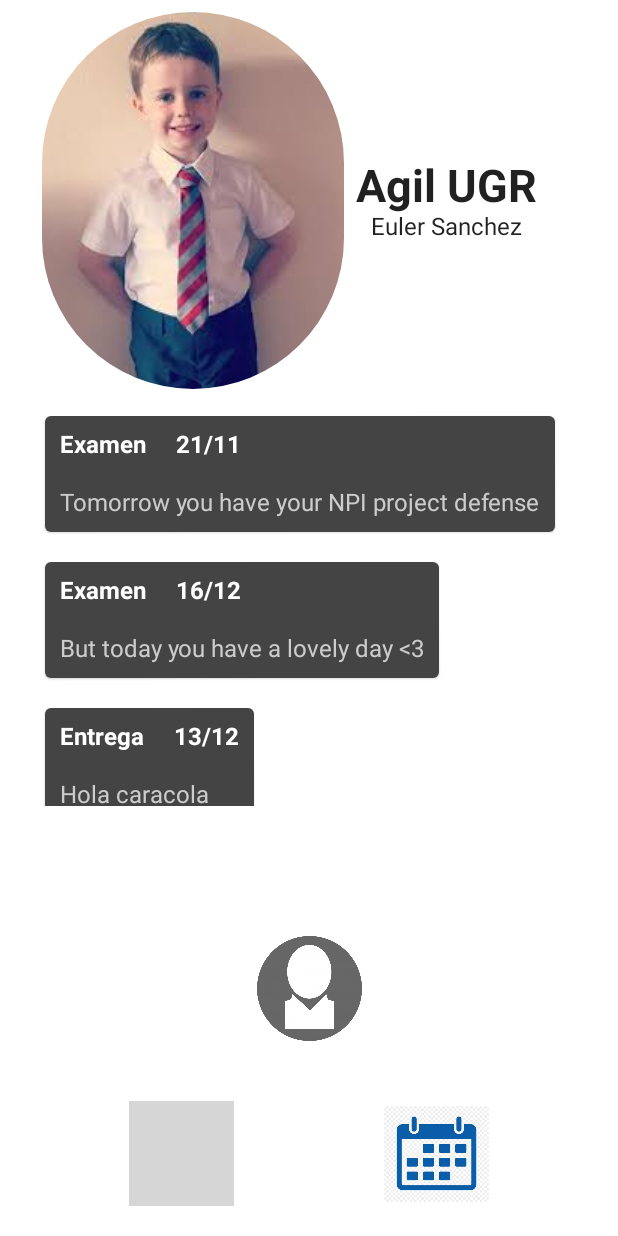
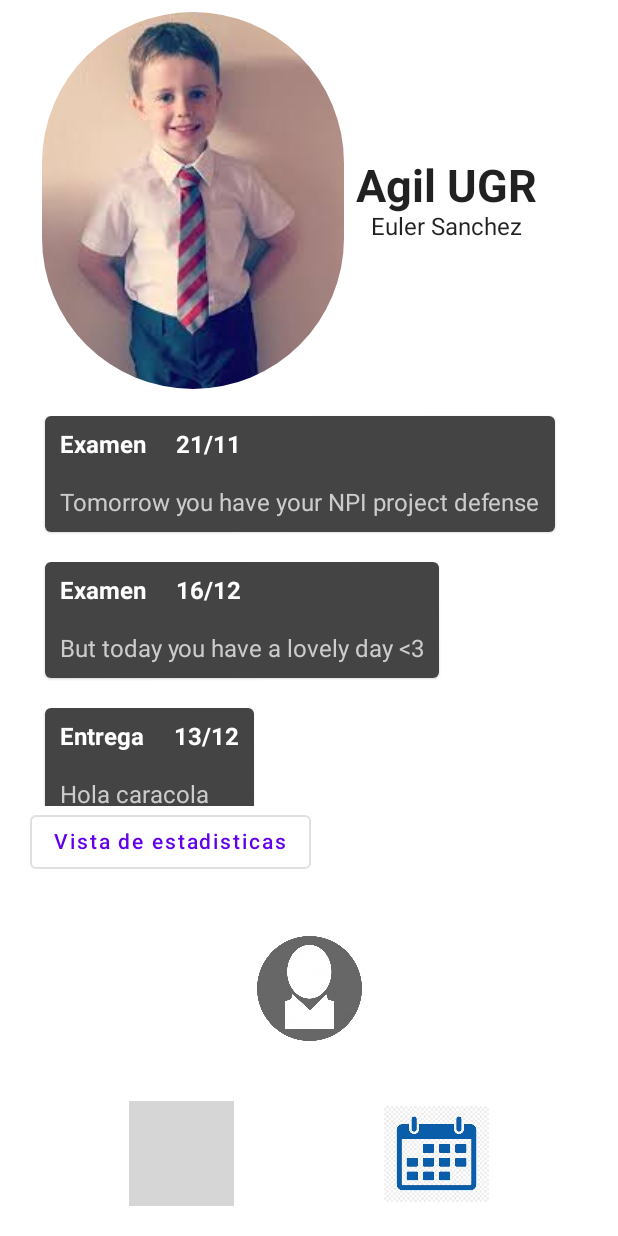
Before and after one commit to SergioQuijanoRey/AgilUGR, an Android app built with Jetpack Compose: the main_view screen opened through its navigation route, on a phone screen of 412 x 824 dp. Run offline under Robolectric (Android 15) with nearby library versions, the phone set to English and light mode, and no system bars; our stand-ins replace accompanist; libraries missing offline, so code that uses them is left out: com.google.accompanist.navigation; grey boxes are pictures that could not be loaded.

Commit message:
Añado un boton para intentar acceder a la vista de estadisticas, pero sigue sin funcionar

```diff
--- a/app/src/main/java/com/project/agilugr/ui/views/IndexSelector.kt
+++ b/app/src/main/java/com/project/agilugr/ui/views/IndexSelector.kt
@@ -11,6 +11,7 @@ import androidx.navigation.NavController
 import com.project.agilugr.ui.components.AlertBox
 import androidx.compose.material.IconButton
 import androidx.compose.material.MaterialTheme
+import androidx.compose.material.OutlinedButton
 import androidx.compose.material.Text
 import androidx.compose.ui.Alignment
 import androidx.compose.ui.Modifier
@@ -49,6 +50,11 @@ class IndexSelector (val indexApi : IndexAPI, val navController: NavController){
 
 
             Alertas(indexApi, indexApi.getAlert(), Color.DarkGray, Color.LightGray, Color.White)
+
+            // TODO -- hacer algo mas bonito para ir a la vista de estadisticas
+            OutlinedButton(onClick = { navController.navigate(NavigationMapper.STATS_VIEW.route) }) {
+                Text("Vista de estadisticas")
+            }
 
 
 
```
